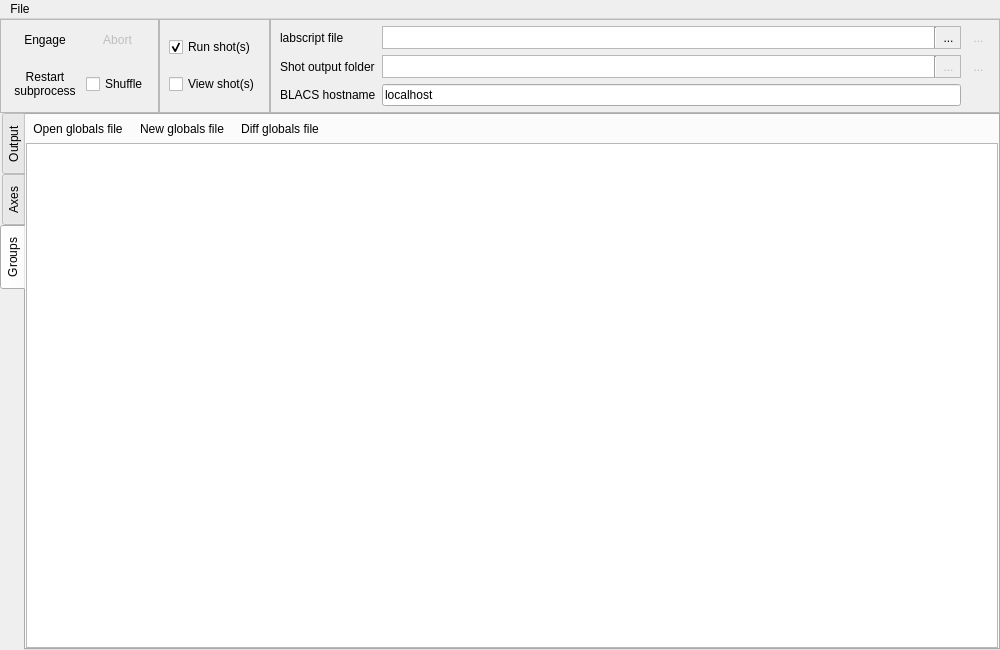
Before: the Qt Designer form runmanager/main.ui in labscript-suite/runmanager, drawn with Qt 5.
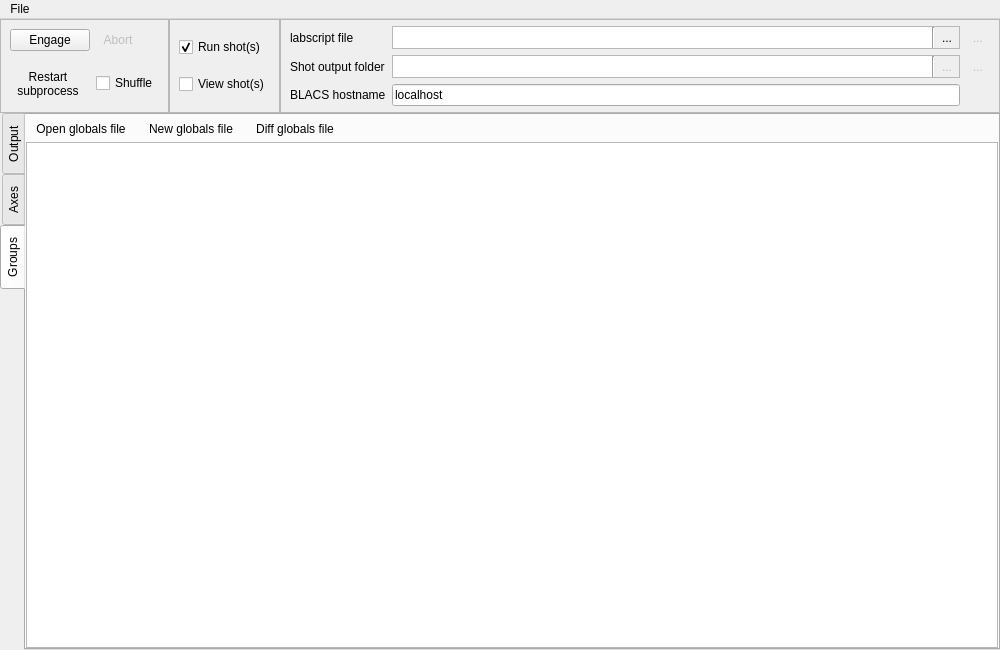
After: the same form once the commit is applied. The open tabs and pages were chosen to show the change. Icons and pictures are not drawn. Custom widgets are drawn as their Qt base class.

Commit message: Draw the flat buttons with the Qt style instead of a style sheet

What changed in the file:
```diff
--- a/runmanager/main.ui
+++ b/runmanager/main.ui
@@ -24,72 +24,6 @@
    <bool>false</bool>
   </property>
   <widget class="QWidget" name="centralwidget">
-   <property name="styleSheet">
-    <string notr="true">QPushButton {
-     border: none;
-     padding: 4px;
- }
-
-QPushButton:hover {
-     background-color: qlineargradient(x1: 0, y1: 0, x2: 0, y2: 1,
-                                       stop: 0 palette(light), stop: 1 palette(window));
-     border: 1px solid palette(dark);
-     border-radius: 3px;
- }
-
- QPushButton:pressed {
-     background-color: qlineargradient(x1: 0, y1: 0, x2: 0, y2: 1,
-                                       stop: 0 palette(window), stop: 1 palette(light));
-     border: 1px solid palette(dark);
-     border-radius: 3px;
- }
-
-QPushButton:checked {
-     background-color: palette(window);
-     border: 1px solid palette(dark);
-     border-radius: 3px;
- }
-
-QPushButton:hover:checked {
-     background-color: qlineargradient(x1: 0, y1: 0, x2: 0, y2: 1,
-                                       stop: 0 palette(window), stop: 1 palette(light));
-     border: 1px solid palette(dark);
-     border-radius: 3px;
- }
-
-QToolButton {
-     border: none;
-     padding: 2px;
- }
-
-QToolButton:hover {
-     background-color: qlineargradient(x1: 0, y1: 0, x2: 0, y2: 1,
-                                       stop: 0 palette(light), stop: 1 palette(window));
-     border: 1px solid palette(dark);
-     border-radius: 3px;
- }
-
- QToolButton:pressed {
-     background-color: qlineargradient(x1: 0, y1: 0, x2: 0, y2: 1,
-                                       stop: 0 palette(window), stop: 1 palette(light));
-     border: 1px solid palette(dark);
-     border-radius: 3px;
- }
-
-QToolButton:checked {
-     background-color: palette(window);
-     border: 1px solid palette(dark);
-     border-radius: 3px;
- }
-
-QToolButton:hover:checked {
-     background-color: qlineargradient(x1: 0, y1: 0, x2: 0, y2: 1,
-                                       stop: 0 palette(window), stop: 1 palette(light));
-     border: 1px solid palette(dark);
-     border-radius: 3px;
- }
-</string>
-   </property>
    <layout class="QVBoxLayout" name="verticalLayout">
     <property name="spacing">
      <number>0</number>
@@ -121,7 +55,7 @@
           <number>0</number>
          </property>
          <item row="0" column="1">
-          <widget class="QPushButton" name="pushButton_abort">
+          <widget class="QToolButton" name="pushButton_abort">
            <property name="enabled">
             <bool>false</bool>
            </property>
@@ -138,6 +72,12 @@
             <iconset>
              <normaloff>:/qtutils/fugue/cross-octagon.png</normaloff>:/qtutils/fugue/cross-octagon.png</iconset>
            </property>
+           <property name="toolButtonStyle">
+            <enum>Qt::ToolButtonTextBesideIcon</enum>
+           </property>
+           <property name="autoRaise">
+            <bool>true</bool>
+           </property>
           </widget>
          </item>
          <item row="0" column="0">
@@ -170,7 +110,7 @@
           </widget>
          </item>
          <item row="1" column="0">
-          <widget class="QPushButton" name="pushButton_restart_subprocess">
+          <widget class="QToolButton" name="pushButton_restart_subprocess">
            <property name="focusPolicy">
             <enum>Qt::NoFocus</enum>
            </property>
@@ -185,6 +125,12 @@
             <iconset>
              <normaloff>:/qtutils/fugue/arrow-circle-135-left.png</normaloff>:/qtutils/fugue/arrow-circle-135-left.png</iconset>
            </property>
+           <property name="toolButtonStyle">
+            <enum>Qt::ToolButtonTextBesideIcon</enum>
+           </property>
+           <property name="autoRaise">
+            <bool>true</bool>
+           </property>
           </widget>
          </item>
          <item row="1" column="1">
@@ -319,6 +265,9 @@
             <iconset>
              <normaloff>:/qtutils/fugue/arrow-turn-180-left.png</normaloff>:/qtutils/fugue/arrow-turn-180-left.png</iconset>
            </property>
+           <property name="autoRaise">
+            <bool>true</bool>
+           </property>
           </widget>
          </item>
          <item row="1" column="0">
@@ -350,6 +299,9 @@
             <iconset>
              <normaloff>:/qtutils/custom/python-document.png</normaloff>:/qtutils/custom/python-document.png</iconset>
            </property>
+           <property name="autoRaise">
+            <bool>true</bool>
+           </property>
           </widget>
          </item>
          <item row="1" column="1">
@@ -427,6 +379,9 @@
                <iconset>
                 <normaloff>:/qtutils/fugue/folder-horizontal-open.png</normaloff>:/qtutils/fugue/folder-horizontal-open.png</iconset>
               </property>
+              <property name="autoRaise">
+               <bool>true</bool>
+              </property>
              </widget>
             </item>
            </layout>
@@ -494,6 +449,9 @@
                <iconset>
                 <normaloff>:/qtutils/fugue/folder-open-document-text.png</normaloff>:/qtutils/fugue/folder-open-document-text.png</iconset>
               </property>
+              <property name="autoRaise">
+               <bool>true</bool>
+              </property>
              </widget>
             </item>
            </layout>
@@ -748,7 +706,7 @@
            <number>3</number>
           </property>
           <item>
-           <widget class="QPushButton" name="pushButton_open_globals_file">
+           <widget class="QToolButton" name="pushButton_open_globals_file">
             <property name="focusPolicy">
              <enum>Qt::NoFocus</enum>
             </property>
@@ -762,10 +720,16 @@
              <iconset>
               <normaloff>:/qtutils/fugue/folder-open-table.png</normaloff>:/qtutils/fugue/folder-open-table.png</iconset>
             </property>
+            <property name="toolButtonStyle">
+             <enum>Qt::ToolButtonTextBesideIcon</enum>
+            </property>
+            <property name="autoRaise">
+             <bool>true</bool>
+            </property>
            </widget>
           </item>
           <item>
-           <widget class="QPushButton" name="pushButton_new_globals_file">
+           <widget class="QToolButton" name="pushButton_new_globals_file">
             <property name="focusPolicy">
              <enum>Qt::NoFocus</enum>
             </property>
@@ -779,10 +743,16 @@
              <iconset>
               <normaloff>:/qtutils/fugue/table--plus.png</normaloff>:/qtutils/fugue/table--plus.png</iconset>
             </property>
+            <property name="toolButtonStyle">
+             <enum>Qt::ToolButtonTextBesideIcon</enum>
+            </property>
+            <property name="autoRaise">
+             <bool>true</bool>
+            </property>
            </widget>
           </item>
           <item>
-           <widget class="QPushButton" name="pushButton_diff_globals_file">
+           <widget class="QToolButton" name="pushButton_diff_globals_file">
             <property name="focusPolicy">
              <enum>Qt::NoFocus</enum>
             </property>
@@ -796,6 +766,12 @@
              <iconset>
               <normaloff>:/qtutils/fugue/tables.png</normaloff>:/qtutils/fugue/tables.png</iconset>
             </property>
+            <property name="toolButtonStyle">
+             <enum>Qt::ToolButtonTextBesideIcon</enum>
+            </property>
+            <property name="autoRaise">
+             <bool>true</bool>
+            </property>
            </widget>
           </item>
           <item>
```
Left out of the diff: 12 changed lines with no effect on the pictures. The commit also changes 1 other file.
